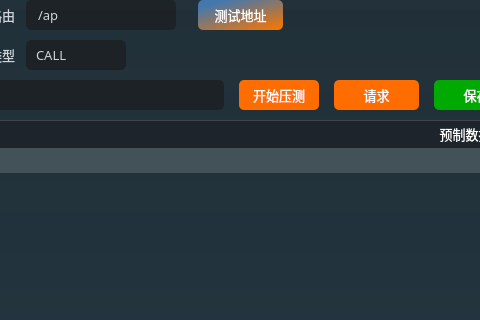
Above: Fdog-Kit/module_thrift/thriftwidget.ui from HuaGouFdog/Fdog-Kit before the change; both pictures show x 726 to 1206 and y 0 to 320 of the 1400 by 824 pixel window. Below: the same form after it.
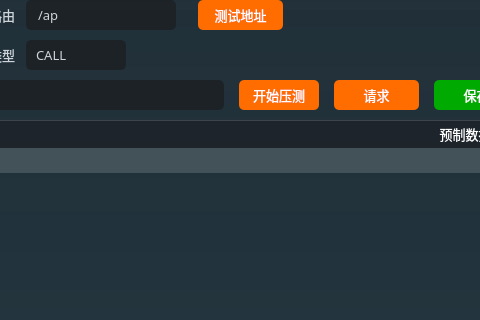
That is the form after the change. Icons and pictures are not drawn. Custom widgets are drawn as their Qt base class.

```diff
--- a/Fdog-Kit/module_thrift/thriftwidget.ui
+++ b/Fdog-Kit/module_thrift/thriftwidget.ui
@@ -3710,19 +3710,10 @@
             </property>
             <property name="styleSheet">
              <string notr="true">QToolButton {
-	font: 10pt &quot;OPPOSans B&quot;;
 	color: rgb(255, 255, 255);
-	
-	
-	background-color: qlineargradient(spread:pad, x1:1, y1:0.966, x2:0.267, y2:0.0457273, stop:0 rgba(250, 118, 0, 255), stop:1 rgba(68, 121, 175, 250));
+	background-color: rgb(255, 108, 0);
 	border-radius: 5px;
 }
-
-QToolButton::menu-indicator { 
-	image: None;
-}
-
- 
 QToolButton:hover {
 	color: rgb(255, 255, 255);
 	
```
Left out of the diff: 77 changed lines with no effect on the pictures.
